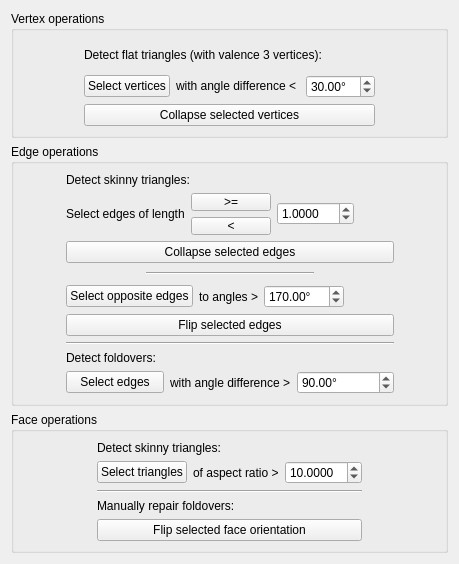
The window that Plugin-MeshRepair/MeshRepairControls.ui (ShenRen/OpenFlipper) describes before a commit, drawn with Qt 5.
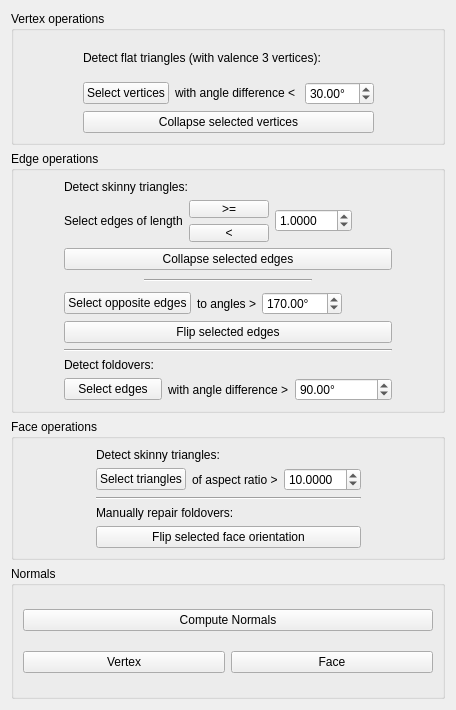
The same window after the commit.

Commit message: Some Cleanup, functions to compute normals

Patch:
```diff
--- a/Plugin-MeshRepair/MeshRepairControls.ui
+++ b/Plugin-MeshRepair/MeshRepairControls.ui
@@ -6,8 +6,8 @@
    <rect>
     <x>0</x>
     <y>0</y>
-    <width>459</width>
-    <height>564</height>
+    <width>456</width>
+    <height>710</height>
    </rect>
   </property>
   <property name="windowTitle">
@@ -595,6 +595,67 @@
      </layout>
     </widget>
    </item>
+   <item>
+    <widget class="QGroupBox" name="groupBox_2">
+     <property name="title">
+      <string>Normals</string>
+     </property>
+     <layout class="QVBoxLayout" name="verticalLayout_2">
+      <item>
+       <widget class="QPushButton" name="computeNormals">
+        <property name="toolTip">
+         <string>Recomputes Vertex and Face Normals on all Target Meshes</string>
+        </property>
+        <property name="statusTip">
+         <string>Recomputes Vertex and Face Normals on all Target Meshes</string>
+        </property>
+        <property name="whatsThis">
+         <string>Recomputes Vertex and Face Normals on all Target Meshes</string>
+        </property>
+        <property name="text">
+         <string>Compute Normals</string>
+        </property>
+       </widget>
+      </item>
+      <item>
+       <layout class="QHBoxLayout" name="horizontalLayout_12">
+        <item>
+         <widget class="QPushButton" name="computeVertexNormals">
+          <property name="toolTip">
+           <string>Recomputes Vertex Normals on all Target Meshes</string>
+          </property>
+          <property name="statusTip">
+           <string>Recomputes Vertex Normals on all Target Meshes</string>
+          </property>
+          <property name="whatsThis">
+           <string>Recomputes Vertex Normals on all Target Meshes</string>
+          </property>
+          <property name="text">
+           <string>Vertex</string>
+          </property>
+         </widget>
+        </item>
+        <item>
+         <widget class="QPushButton" name="computeFaceNormals">
+          <property name="toolTip">
+           <string>Recomputes Face Normals on all Target Meshes</string>
+          </property>
+          <property name="statusTip">
+           <string>Recomputes Face Normals on all Target Meshes</string>
+          </property>
+          <property name="whatsThis">
+           <string>Recomputes Face Normals on all Target Meshes</string>
+          </property>
+          <property name="text">
+           <string>Face</string>
+          </property>
+         </widget>
+        </item>
+       </layout>
+      </item>
+     </layout>
+    </widget>
+   </item>
   </layout>
  </widget>
  <resources/>
```
The commit also changes 2 other files.
